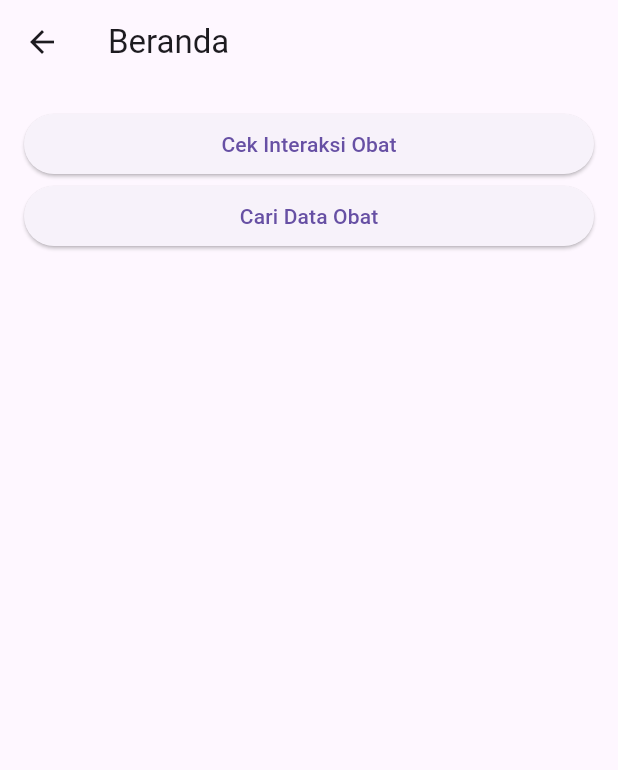
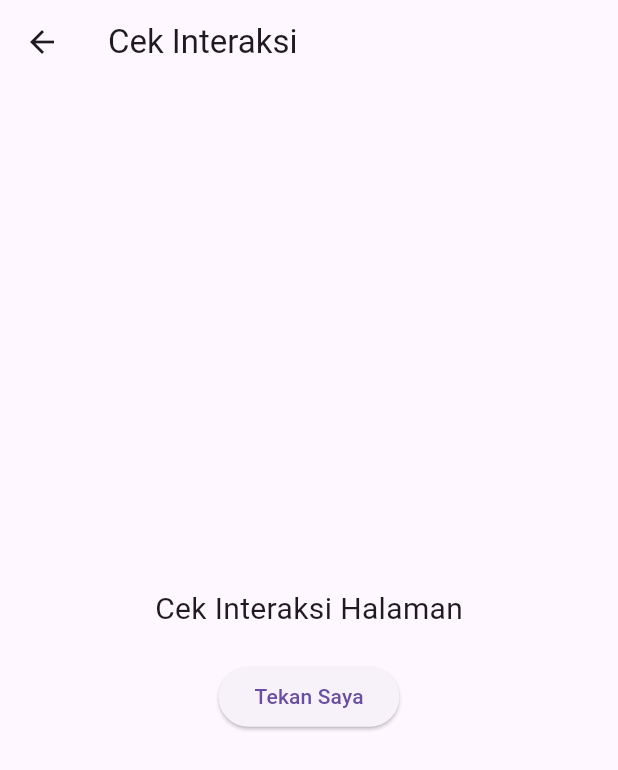
Before and after one commit to panjiarif/aplikasi_farmasi, a Flutter app: the HomeScreen screen opened directly, after a tap on "Cek Interaksi Obat", on a phone screen of 412 x 824 dp. Shown: the top 770 px of the screen. Run offline on Flutter 3.47's test engine with Material 3 defaults, Android fonts, the phone set to English and light mode, and no system bars; our stand-ins replace shared_preferences, sqflite; accounts and stored records are empty.

```diff
--- /dev/null
+++ b/lib/screens/cek_interaksi_screen.dart
@@ -0,0 +1,35 @@
+import 'package:flutter/material.dart';
+
+class CekInteraksiScreen extends StatelessWidget {
+  const CekInteraksiScreen({super.key});
+
+  @override
+  Widget build(BuildContext context) {
+    return Scaffold(
+      appBar: AppBar(
+        title: const Text("Cek Interaksi"),
+      ),
+      body: Center(
+        child: Column(
+          mainAxisAlignment: MainAxisAlignment.center,
+          children: [
+            const Text(
+              "Cek Interaksi Halaman",
+              style: TextStyle(fontSize: 20),
+            ),
+            const SizedBox(height: 20),
+            ElevatedButton(
+              onPressed: () {
+                // Aksi yang ingin dilakukan saat tombol ditekan
+                ScaffoldMessenger.of(context).showSnackBar(
+                  const SnackBar(content: Text('Tombol ditekan!')),
+                );
+              },
+              child: const Text("Tekan Saya"),
+            ),
+          ],
+        ),
+      ),
+    );
+  }
+}
--- a/lib/screens/home_screen.dart
+++ b/lib/screens/home_screen.dart
@@ -1,4 +1,7 @@
 import 'package:flutter/material.dart';
+
+import 'cari_obat_screen.dart';
+import 'cek_interaksi_screen.dart';
 
 class HomeScreen extends StatelessWidget {
   @override
@@ -13,12 +16,20 @@ class HomeScreen extends StatelessWidget {
             ElevatedButton(
               onPressed: () {
                 // Navigasi ke halaman cek interaksi
+                Navigator.push(
+                  context,
+                  MaterialPageRoute(builder: (context) => CekInteraksiScreen()),
+                );
               },
               child: Text("Cek Interaksi Obat"),
             ),
             ElevatedButton(
               onPressed: () {
                 // Navigasi ke halaman pencarian data obat
+                Navigator.push(
+                  context,
+                  MaterialPageRoute(builder: (context) => CariObatScreen()),
+                );
               },
               child: Text("Cari Data Obat"),
             ),
```
Also changed, not shown: lib/screens/cari_obat_screen.dart (added, +20 -0 lines), lib/screens/profile_screen.dart (+55 -4 lines), assets/images/profile.jpg (added).
